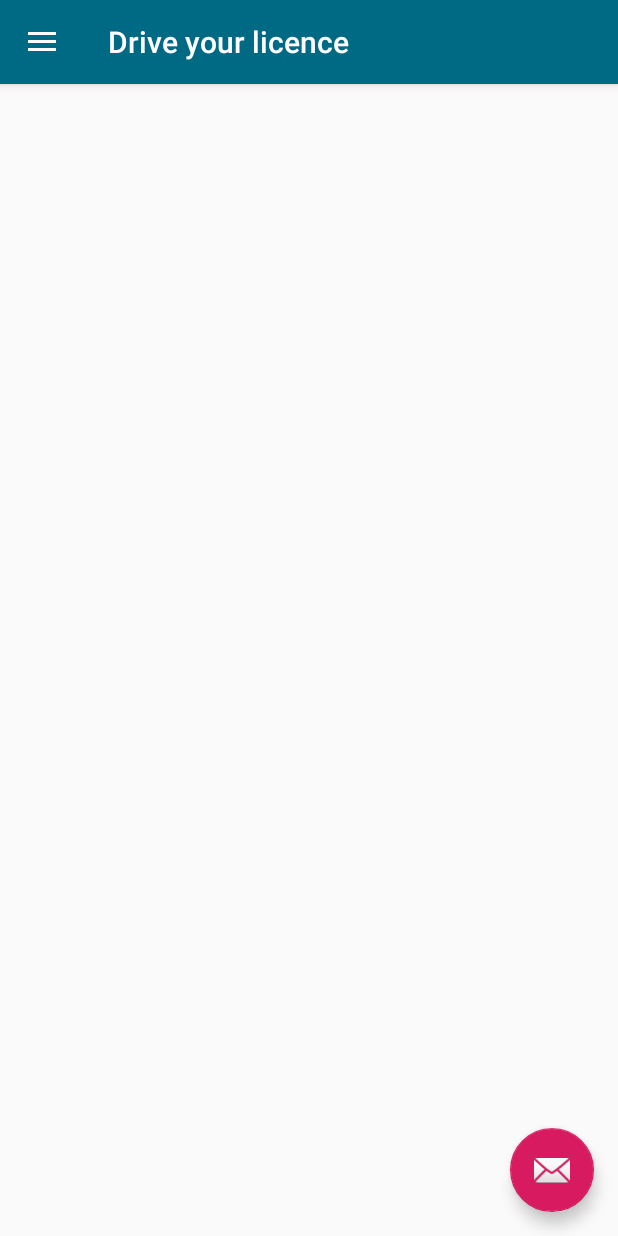
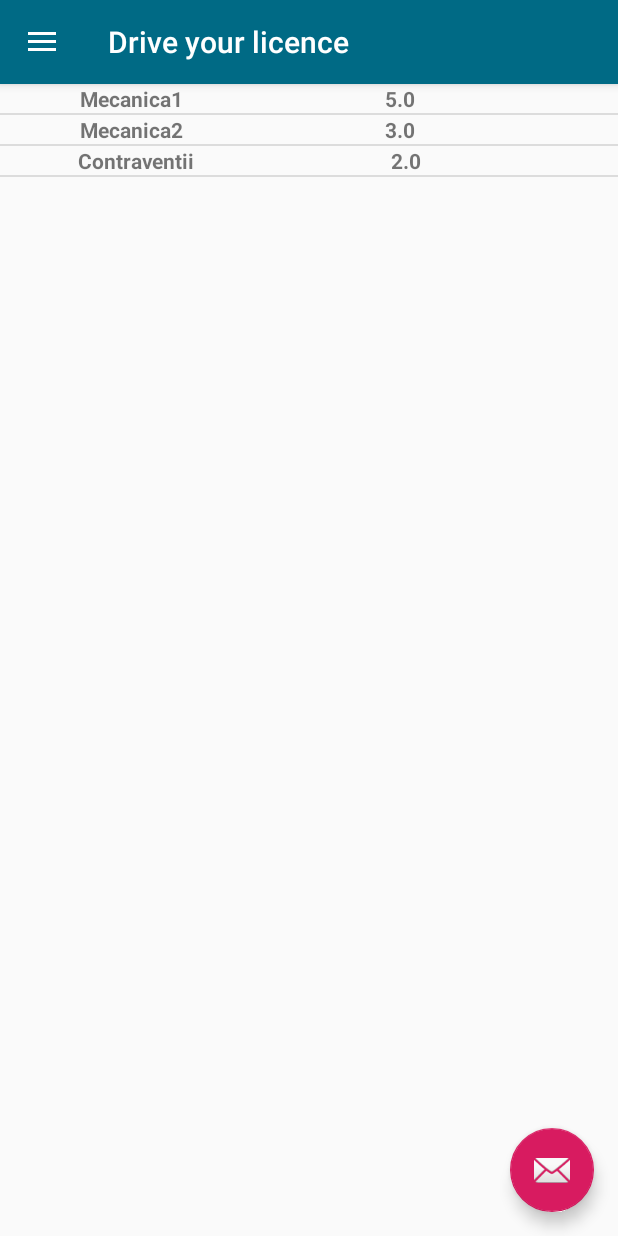
Before and after one commit to StefanLazea/driver-inneed, an Android app: the MainActivity screen opened directly, with no data from a screen before it, on a phone screen of 412 x 824 dp. Run offline under Robolectric (Android 15) with nearby library versions, the phone set to English and light mode, and no system bars.

Commit message:
It's working mangit status

```diff
--- /dev/null
+++ b/DamApp/app/src/main/res/drawable/ic_person_black_24dp.xml
@@ -0,0 +1,9 @@
+<vector xmlns:android="http://schemas.android.com/apk/res/android"
+        android:width="24dp"
+        android:height="24dp"
+        android:viewportWidth="24.0"
+        android:viewportHeight="24.0">
+    <path
+        android:fillColor="#FF000000"
+        android:pathData="M12,12c2.21,0 4,-1.79 4,-4s-1.79,-4 -4,-4 -4,1.79 -4,4 1.79,4 4,4zM12,14c-2.67,0 -8,1.34 -8,4v2h16v-2c0,-2.66 -5.33,-4 -8,-4z"/>
+</vector>
--- a/DamApp/app/src/main/res/layout/content_main.xml
+++ b/DamApp/app/src/main/res/layout/content_main.xml
@@ -10,7 +10,7 @@
     <FrameLayout
         android:id="@+id/main_frame_container"
         android:layout_width="match_parent"
-        android:layout_height="wrap_content"
+        android:layout_height="match_parent"
         app:layout_constraintBottom_toTopOf="parent"
         app:layout_constraintEnd_toEndOf="parent"
         app:layout_constraintStart_toStartOf="parent" />
--- a/DamApp/app/src/main/res/menu/activity_main_drawer.xml
+++ b/DamApp/app/src/main/res/menu/activity_main_drawer.xml
@@ -12,6 +12,10 @@
             android:id="@+id/nav_questions"
             android:icon="@drawable/ic_help_outline_black_24dp"
             android:title="@string/menu_questions"/>
+        <item
+            android:id="@+id/nav_student"
+            android:icon="@drawable/ic_person_black_24dp"
+            android:title="@string/form_students_menu"/>
     </group>
 
 </menu>
--- a/DamApp/app/src/main/res/values/strings.xml
+++ b/DamApp/app/src/main/res/values/strings.xml
@@ -38,4 +38,8 @@
     <string name="lv_empty_resource">-</string>
     <string name="menu_questions">Questions</string>
     <string name="parser_mechanics">mecanica</string>
+    <string name="questions_btn_sign">Signs</string>
+    <string name="questions_btn_mechanics">Mechanics</string>
+    <string name="questions_btn_tickets">Tickets</string>
+    <string name="form_students_menu">About you</string>
 </resources>
```
Also changed, not shown: DamApp/app/src/main/AndroidManifest.xml (+9 -2 lines), DamApp/app/src/main/java/eu/ase/damapp/MainActivity.java (+6 -1 lines), DamApp/app/src/main/java/eu/ase/damapp/fragment/FormStudentFragment.java (added, +32 -0 lines), DamApp/app/src/main/java/eu/ase/damapp/fragment/QuestionsFragment.java (+72 -25 lines), DamApp/app/src/main/res/layout/fragment_form_student.xml (added, +14 -0 lines), DamApp/app/src/main/res/layout/fragment_questions.xml (+35 -4 lines).
